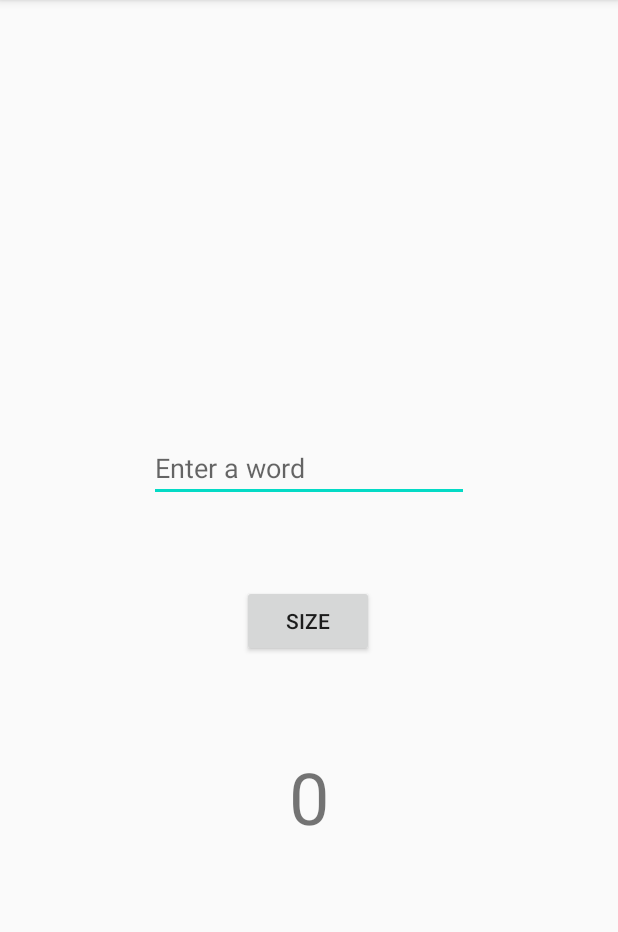
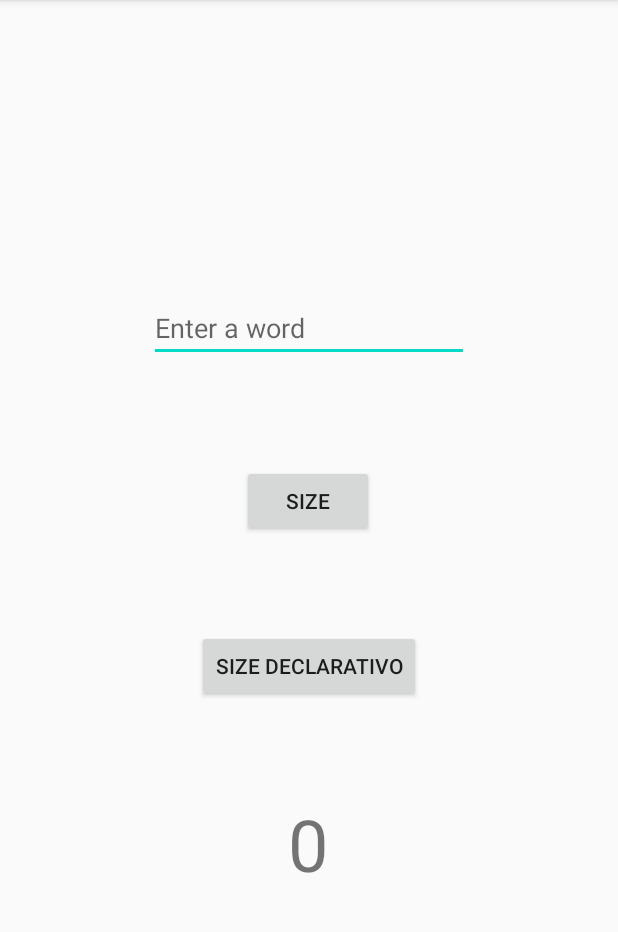
Before and after one commit to MohnaSoufian/PDM, an Android app: the screen it shows after launch (MainActivity), after a tap on "SIZE", on a phone screen of 412 x 824 dp, the part 84-1016 px from its top. Run offline under Robolectric (Android 15) with nearby library versions, the phone set to English and light mode, and no system bars.

Commit message:
Tarea 2. Ampliación Tarea 1 (Botón "por programa" vs Botón "declarativo")

```diff
--- a/app/src/main/java/com/example/myfirstapp/MainActivity.java
+++ b/app/src/main/java/com/example/myfirstapp/MainActivity.java
@@ -11,24 +11,38 @@ import androidx.appcompat.app.AppCompatActivity;
 
 public class MainActivity extends AppCompatActivity {
 
+    public static final String TAG= "prueba";
+
     @Override
     protected void onCreate(Bundle savedInstanceState) {
-        Log.d( "prueba",  "estoy en onCreate()" );   // debug
+        Log.d( TAG,  "estoy en onCreate()" );   // debug
         super.onCreate(savedInstanceState);
         setContentView(R.layout.activity_main);
-
+        // button en programa
         Button wordSizeBtn = (Button) findViewById(R.id.wordSizeBtn);
         wordSizeBtn.setOnClickListener(new View.OnClickListener(){
             @Override
             public void onClick(View view){
+                Log.d( TAG,  "onClick function");
                 EditText editText = (EditText) findViewById(R.id.editText);
-                Log.d( "prueba",  editText.getText().toString() );
+                Log.d( TAG,  editText.getText().toString());
                 TextView textView= (TextView) findViewById(R.id.textView);
 
                 int result= editText.getText().toString().length();
-                Log.d("prueba",  editText.getText().toString().length()+"" );
+                Log.d(TAG,  editText.getText().toString().length()+"" );
                 textView.setText(result+"");
             }
         });
     }
+    // button declarativo
+    public void clickOnSize2Btn(View view) {
+        Log.d( TAG,  "clickOnSize2Btn function");
+        EditText editText = (EditText) findViewById(R.id.editText);
+        Log.d( TAG,  editText.getText().toString() );
+        TextView textView= (TextView) findViewById(R.id.textView);
+
+        int result= editText.getText().toString().length();
+        Log.d(TAG ,  editText.getText().toString().length()+"" );
+        textView.setText(result+"");
+    }
 }
--- a/app/src/main/res/layout/activity_main.xml
+++ b/app/src/main/res/layout/activity_main.xml
@@ -17,7 +17,7 @@
         app:layout_constraintEnd_toEndOf="parent"
         app:layout_constraintStart_toStartOf="parent"
         app:layout_constraintTop_toTopOf="parent"
-        app:layout_constraintVertical_bias="0.4" />
+        app:layout_constraintVertical_bias="0.271" />
 
     <Button
         android:id="@+id/wordSizeBtn"
@@ -39,7 +39,19 @@
         android:textSize="48sp"
         app:layout_constraintBottom_toBottomOf="parent"
         app:layout_constraintEnd_toEndOf="parent"
+        app:layout_constraintHorizontal_bias="0.498"
         app:layout_constraintStart_toStartOf="parent"
         app:layout_constraintTop_toBottomOf="@+id/wordSizeBtn"
-        app:layout_constraintVertical_bias="0.228" />
+        app:layout_constraintVertical_bias="0.498" />
+
+    <Button
+        android:id="@+id/wordSize2Btn"
+        android:layout_width="wrap_content"
+        android:layout_height="wrap_content"
+        android:text="size declarativo"
+        android:onClick="clickOnSize2Btn"
+        app:layout_constraintBottom_toTopOf="@+id/textView"
+        app:layout_constraintEnd_toEndOf="parent"
+        app:layout_constraintStart_toStartOf="parent"
+        app:layout_constraintTop_toBottomOf="@+id/wordSizeBtn" />
 </androidx.constraintlayout.widget.ConstraintLayout>
```
